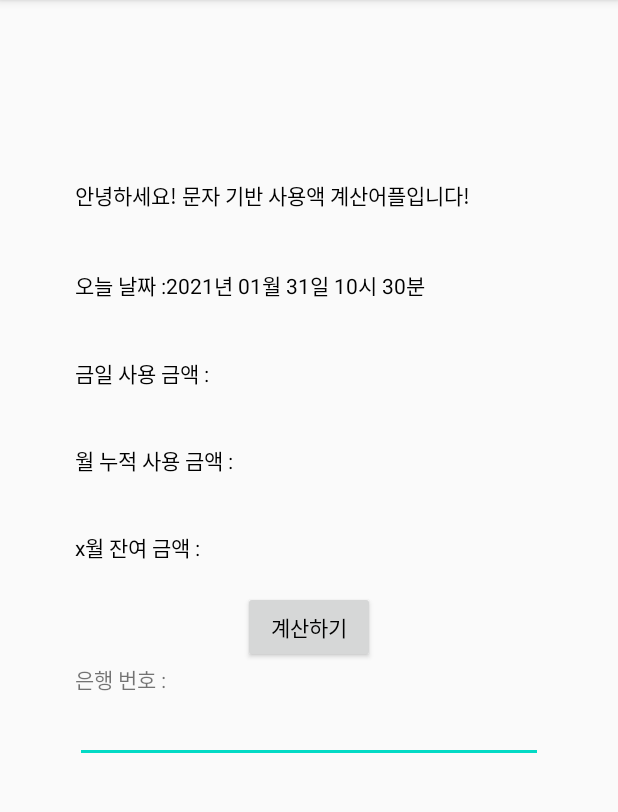
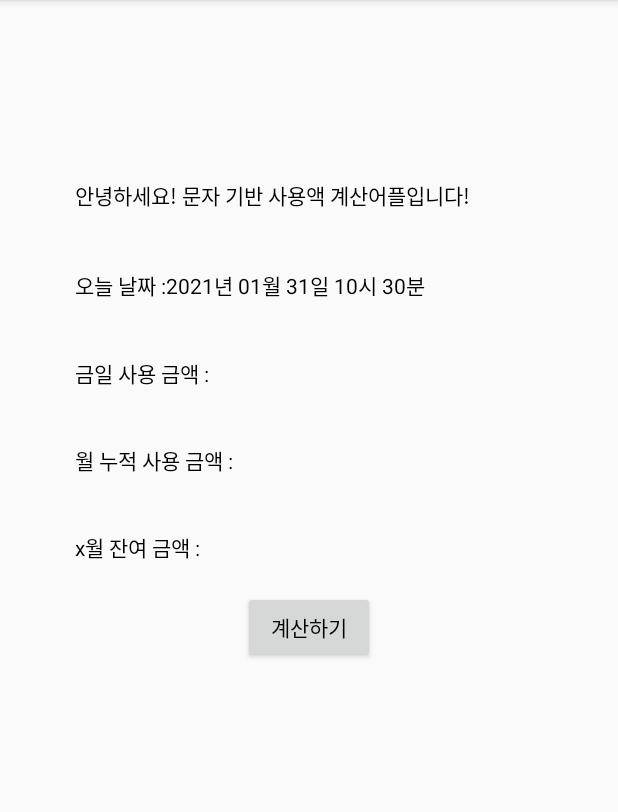
Before and after one commit to YeJinHong/SMS_Checker, an Android app: the screen it shows after launch (MainActivity), on a phone screen of 412 x 824 dp, the part 84-896 px from its top. Run offline under Robolectric (Android 15) with nearby library versions, the phone set to English and light mode, and no system bars.

Commit message:
1.재실행시 권한요청시 다이얼로그 미출력 및 System.out.println 실행되지 않음. 2.권한 요청 및 행동 지시 설계에 오류가 있었던 듯함. 3.권한 허가 요청 if문에 else문을 덧붙여 특정 번호에 작업을 수행하는 readSMSMessage2 메소드 실행. 4.현재는 메일박스내 특정 번호의 모든 메시지를 긁어와 textView3에 붙여넣는 작업 수행. 5.구조상 불필요하단 생각에 은행 번호 입력 구간 삭제.
+) 1~2번 오류는 지난번 실행시 권한 획득으로 재질문을 하지 않는 듯함.
+) readSMSMessage2 메소드는 코드 내 특정 번호가 지정되어있음(hard coding). 이를 string 참조로 바꾸는 작업이 필요함.

```diff
--- a/app/src/main/res/layout/activity_main.xml
+++ b/app/src/main/res/layout/activity_main.xml
@@ -57,17 +57,4 @@
         android:textColor="#000000"
         android:onClick="bOnClick"/>
 
-    <TextView
-        android:id="@+id/textView7"
-        android:layout_width="wrap_content"
-        android:layout_height="wrap_content"
-        android:gravity="center_vertical"
-        android:text="은행 번호 : " />
-
-    <EditText
-        android:id="@+id/number"
-        android:layout_width="match_parent"
-        android:layout_height="wrap_content"
-        android:inputType="phone" />
-
 </LinearLayout>
```
Also changed, not shown: app/src/main/java/com/example/hello3/MainActivity.java (+39 -9 lines).
